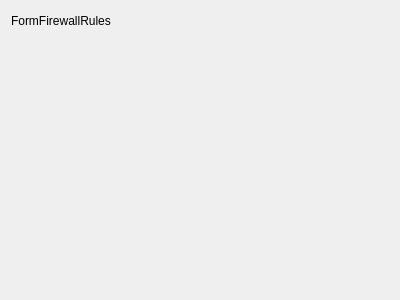
Before: the Qt Designer form formfirewallrules.ui in newey499/qiptables, drawn with Qt 5.
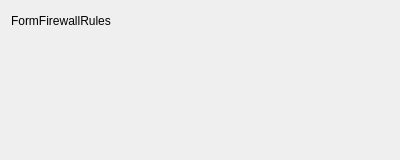
After: the same form once the commit is applied.

The edit to the form file:
```diff
--- a/formfirewallrules.ui
+++ b/formfirewallrules.ui
@@ -7,7 +7,7 @@
     <x>0</x>
     <y>0</y>
     <width>400</width>
-    <height>300</height>
+    <height>160</height>
    </rect>
   </property>
   <property name="windowTitle">
```
